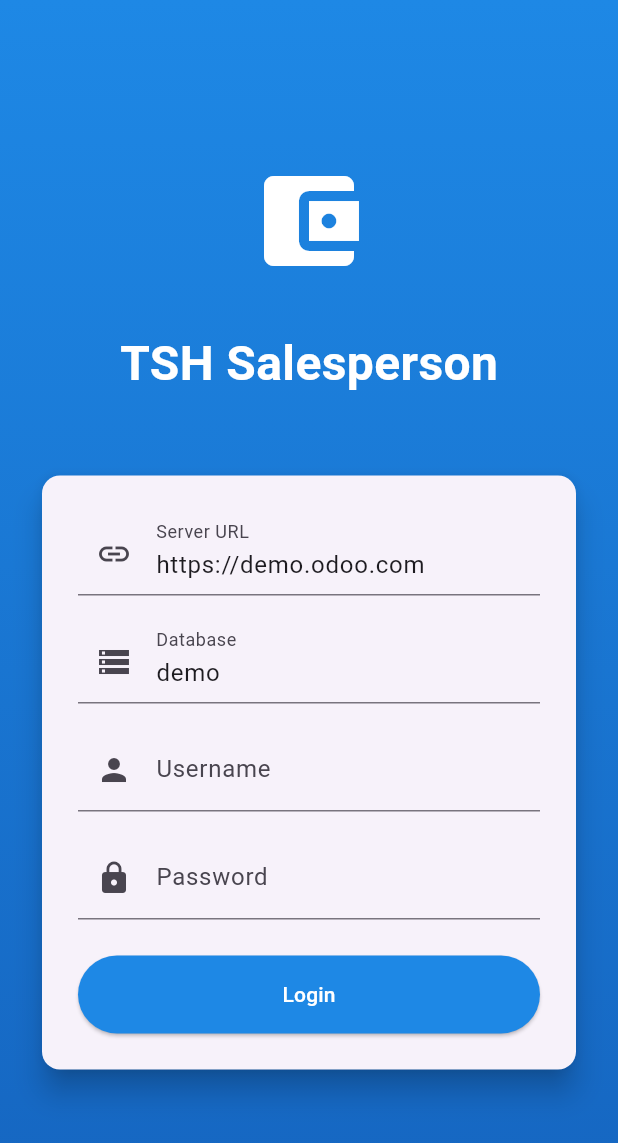
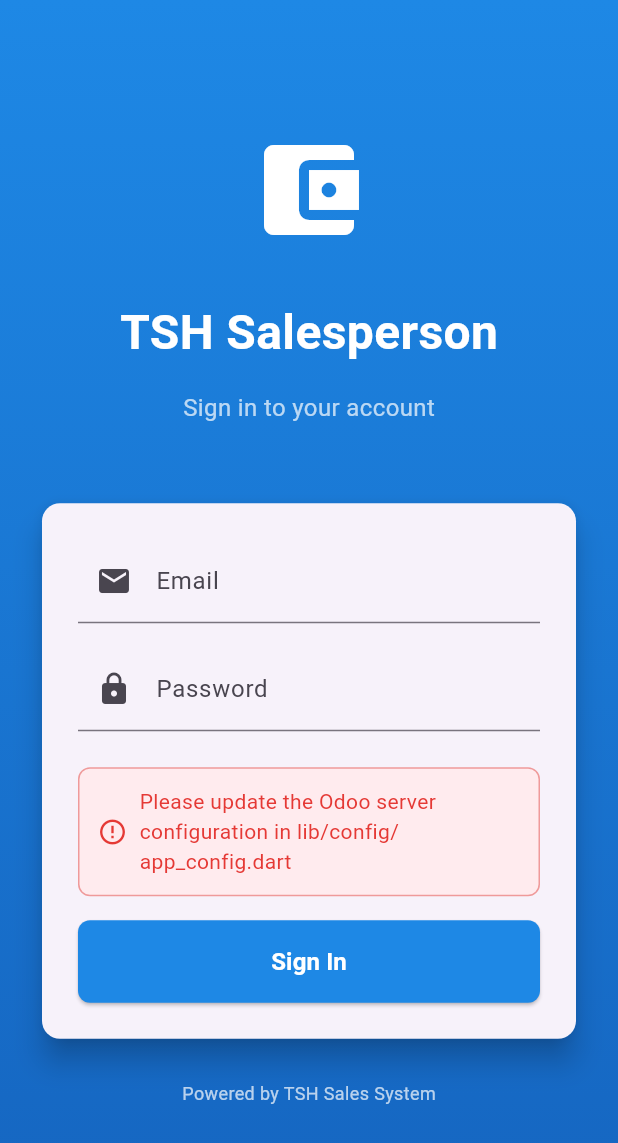
Before and after one commit to Qmop1967/odoo-nootshitup, a Flutter app: the screen it shows after launch, on a phone screen of 412 x 824 dp. Shown: the top 1143 px of the screen. Run offline on Flutter 3.47's test engine with Material 3 defaults, Android fonts, the phone set to English and light mode, and no system bars; our stand-ins replace shared_preferences.

Commit message:
Simplify login to email/password only with centralized config
- Modified login page to only show email and password fields
- Removed server URL and database fields from UI
- Created centralized AppConfig class for Odoo server configuration
- Added email validation with proper regex
- Improved error message styling with better UX
- Updated tests to match new login page structure
- Added configuration validation to prevent login with unconfigured server

Users now only need to enter their email and password to access the app.
Server configuration is centralized in lib/config/app_config.dart for easy setup.

```diff
--- a/lib/config/app_config.dart
+++ b/lib/config/app_config.dart
@@ -1,4 +1,12 @@
+/// TSH Salesperson App Configuration
+///
+/// Update these values with your actual Odoo server details
 class AppConfig {
+  // Odoo Server Configuration
+  // TODO: Replace these with your actual Odoo server details
+  static const String odooServerUrl = 'https://your-odoo-server.com';
+  static const String odooDatabaseName = 'your-database-name';
+
   // App Information
   static const String appName = 'TSH Salesperson';
   static const String appVersion = '1.0.0';
@@ -52,4 +60,20 @@ class AppConfig {
   static const String authErrorMessage = 'Authentication failed. Please check your credentials.';
   static const String serverErrorMessage = 'Server error. Please try again later.';
   static const String unknownErrorMessage = 'An unexpected error occurred. Please try again.';
+
+  /// Validates if the configuration is properly set
+  static bool get isConfigured {
+    return odooServerUrl != 'https://your-odoo-server.com' &&
+           odooDatabaseName != 'your-database-name' &&
+           odooServerUrl.isNotEmpty &&
+           odooDatabaseName.isNotEmpty;
+  }
+
+  /// Returns a user-friendly error message if configuration is incomplete
+  static String get configurationError {
+    if (!isConfigured) {
+      return 'Please update the Odoo server configuration in lib/config/app_config.dart';
+    }
+    return '';
+  }
 }
--- a/lib/pages/login_page.dart
+++ b/lib/pages/login_page.dart
@@ -1,6 +1,7 @@
 import 'package:flutter/material.dart';
 import 'package:shared_preferences/shared_preferences.dart';
 import '../services/odoo_service.dart';
+import '../config/app_config.dart';
 import 'dashboard_page.dart';
 
 class LoginPage extends StatefulWidget {
@@ -12,10 +13,9 @@ class LoginPage extends StatefulWidget {
 
 class _LoginPageState extends State<LoginPage> {
   final _formKey = GlobalKey<FormState>();
-  final _usernameController = TextEditingController();
+  final _emailController = TextEditingController();
   final _passwordController = TextEditingController();
-  final _serverController = TextEditingController(text: 'https://demo.odoo.com');
-  final _databaseController = TextEditingController(text: 'demo');
+
   bool _isLoading = false;
   String? _errorMessage;
 
@@ -23,6 +23,15 @@ class _LoginPageState extends State<LoginPage> {
   void initState() {
     super.initState();
     _checkExistingSession();
+    _checkConfiguration();
+  }
+
+  void _checkConfiguration() {
+    if (!AppConfig.isConfigured) {
+      setState(() {
+        _errorMessage = AppConfig.configurationError;
+      });
+    }
   }
 
   Future<void> _checkExistingSession() async {
@@ -38,6 +47,13 @@ class _LoginPageState extends State<LoginPage> {
   Future<void> _login() async {
     if (!_formKey.currentState!.validate()) return;
 
+    if (!AppConfig.isConfigured) {
+      setState(() {
+        _errorMessage = AppConfig.configurationError;
+      });
+      return;
+    }
+
     setState(() {
       _isLoading = true;
       _errorMessage = null;
@@ -45,9 +61,9 @@ class _LoginPageState extends State<LoginPage> {
 
     try {
       final success = await OdooService().login(
-        _serverController.text,
-        _databaseController.text,
-        _usernameController.text,
+        AppConfig.odooServerUrl,
+        AppConfig.odooDatabaseName,
+        _emailController.text,
         _passwordController.text,
       );
 
@@ -57,12 +73,12 @@ class _LoginPageState extends State<LoginPage> {
         );
       } else {
         setState(() {
-          _errorMessage = 'Invalid credentials or server error';
+          _errorMessage = 'Invalid email or password';
         });
       }
     } catch (e) {
       setState(() {
-        _errorMessage = 'Login failed: $e';
+        _errorMessage = 'Login failed: Please check your connection and try again';
       });
     } finally {
       setState(() {
@@ -104,6 +120,14 @@ class _LoginPageState extends State<LoginPage> {
                       color: Colors.white,
                     ),
                   ),
+                  const SizedBox(height: 16),
+                  const Text(
+                    'Sign in to your account',
+                    style: TextStyle(
+                      fontSize: 16,
+                      color: Colors.white70,
+                    ),
+                  ),
                   const SizedBox(height: 48),
                   Card(
                     elevation: 8,
@@ -112,36 +136,23 @@ class _LoginPageState extends State<LoginPage> {
                       child: Column(
                         children: [
                           TextFormField(
-                            key: const Key('server_url_field'),
-                            controller: _serverController,
+                            key: const Key('email_field'),
+                            controller: _emailController,
+                            keyboardType: TextInputType.emailAddress,
                             decoration: const InputDecoration(
-                              labelText: 'Server URL',
-                              prefixIcon: Icon(Icons.link),
+                              labelText: 'Email',
+                              prefixIcon: Icon(Icons.email),
+                              hintText: 'Enter your email address',
                             ),
-                            validator: (value) =>
-                                value?.isEmpty == true ? 'Required' : null,
-                          ),
-                          const SizedBox(height: 16),
-                          TextFormField(
-                            key: const Key('database_field'),
-                            controller: _databaseController,
-                            decoration: const InputDecoration(
-                              labelText: 'Database',
-                              prefixIcon: Icon(Icons.storage),
-                            ),
-                            validator: (value) =>
-                                value?.isEmpty == true ? 'Required' : null,
-                          ),
-                          const SizedBox(height: 16),
-                          TextFormField(
-                            key: const Key('username_field'),
-                            controller: _usernameController,
-                            decoration: const InputDecoration(
-                              labelText: 'Username',
-                              prefixIcon: Icon(Icons.person),
-                            ),
-                            validator: (value) =>
-                                value?.isEmpty == true ? 'Required' : null,
+                            validator: (value) {
+                              if (value?.isEmpty == true) {
+                                return 'Email is required';
+                              }
+                              if (!RegExp(r'^[\w-\.]+@([\w-]+\.)+[\w-]{2,4}$').hasMatch(value!)) {
+                                return 'Please enter a valid email';
+                              }
+                              return null;
+                            },
                           ),
                           const SizedBox(height: 16),
                           TextFormField(
@@ -151,17 +162,34 @@ class _LoginPageState extends State<LoginPage> {
                             decoration: const InputDecoration(
                               labelText: 'Password',
                               prefixIcon: Icon(Icons.lock),
+                              hintText: 'Enter your password',
                             ),
                             validator: (value) =>
-                                value?.isEmpty == true ? 'Required' : null,
+                                value?.isEmpty == true ? 'Password is required' : null,
                           ),
                           const SizedBox(height: 24),
                           if (_errorMessage != null)
                             Padding(
                               padding: const EdgeInsets.only(bottom: 16),
-                              child: Text(
-                                _errorMessage!,
-                                style: const TextStyle(color: Colors.red),
+                              child: Container(
+                                padding: const EdgeInsets.all(12),
+                                decoration: BoxDecoration(
+                                  color: Colors.red.shade50,
+                                  borderRadius: BorderRadius.circular(8),
+                                  border: Border.all(color: Colors.red.shade200),
+                                ),
+                                child: Row(
+                                  children: [
+                                    Icon(Icons.error_outline, color: Colors.red.shade600, size: 20),
+                                    const SizedBox(width: 8),
+                                    Expanded(
+                                      child: Text(
+                                        _errorMessage!,
+                                        style: TextStyle(color: Colors.red.shade600),
+                                      ),
+                                    ),
+                                  ],
+                                ),
                               ),
                             ),
                           SizedBox(
@@ -173,14 +201,38 @@ class _LoginPageState extends State<LoginPage> {
                                 backgroundColor: const Color(0xFF1E88E5),
                                 foregroundColor: Colors.white,
                                 padding: const EdgeInsets.symmetric(vertical: 16),
+                                shape: RoundedRectangleBorder(
+                                  borderRadius: BorderRadius.circular(8),
+                                ),
                               ),
                               child: _isLoading
-                                  ? const CircularProgressIndicator(color: Colors.white)
-                                  : const Text('Login'),
+                                  ? const SizedBox(
+                                      height: 20,
+                                      width: 20,
+                                      child: CircularProgressIndicator(
+                                        color: Colors.white,
+                                        strokeWidth: 2,
+                                      ),
+                                    )
+                                  : const Text(
+                                      'Sign In',
+                                      style: TextStyle(
+                                        fontSize: 16,
+                                        fontWeight: FontWeight.bold,
+                                      ),
+                                    ),
                             ),
                           ),
                         ],
                       ),
+                    ),
+                  ),
+                  const SizedBox(height: 24),
+                  const Text(
+                    'Powered by TSH Sales System',
+                    style: TextStyle(
+                      color: Colors.white70,
+                      fontSize: 12,
                     ),
                   ),
                 ],
@@ -194,10 +246,8 @@ class _LoginPageState extends State<LoginPage> {
 
   @override
   void dispose() {
-    _usernameController.dispose();
+    _emailController.dispose();
     _passwordController.dispose();
-    _serverController.dispose();
-    _databaseController.dispose();
     super.dispose();
   }
 }
```
Also changed, not shown: 1 other file.
